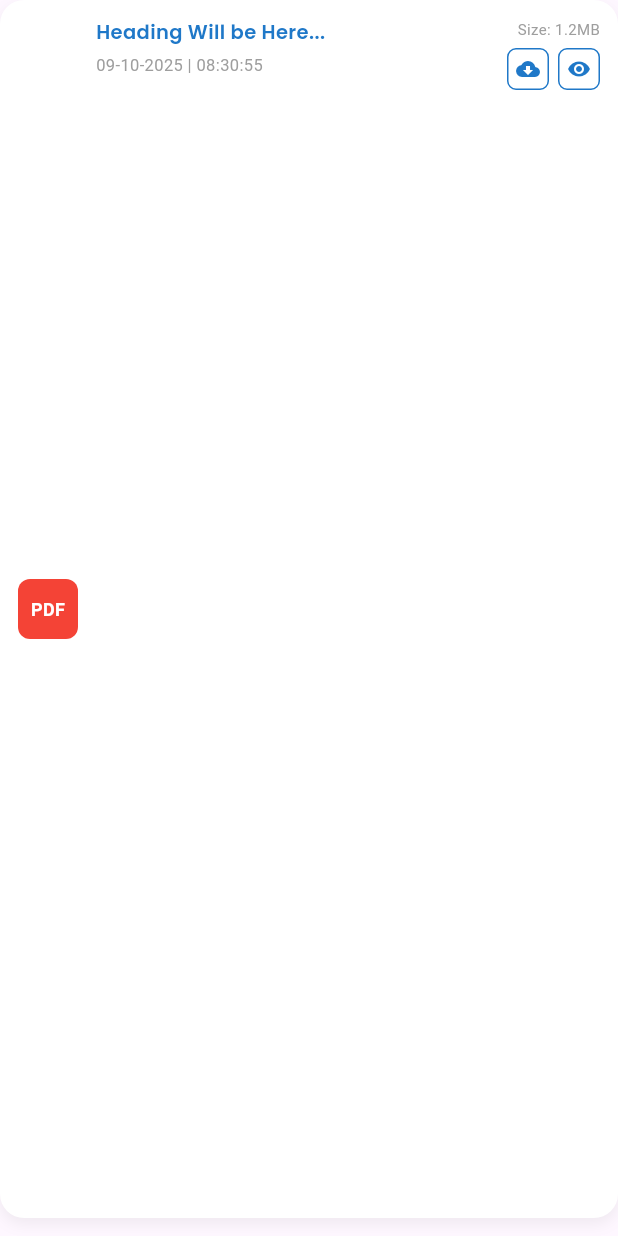
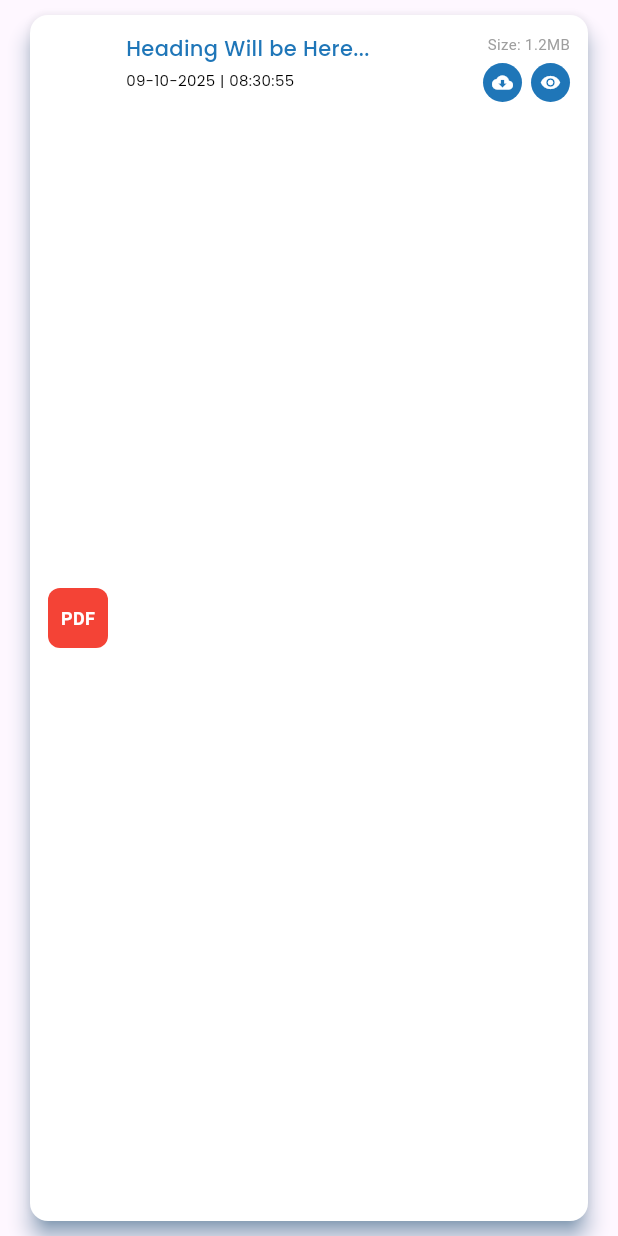
Before and after one commit to jaydeeprana123/GIT-BLOOM-KIDZ, a Flutter app: the DocumentCard widget shown alone on an empty page, opened directly, on a phone screen of 412 x 824 dp. Run offline on Flutter 3.47's test engine with Material 3 defaults, Android fonts, the phone set to English and light mode, and no system bars; our stand-ins replace flutter_screenutil, flutter_svg, get, image_picker, shared_preferences; missing offline and left inert: dart:ffi; accounts and stored records are empty; project files that could hold a hidden picture were left out.

Commit message:
Documents design done

```diff
--- a/lib/ChildInfo/View/document_card.dart
+++ b/lib/ChildInfo/View/document_card.dart
@@ -1,3 +1,5 @@
+import 'package:bloom_kidz/CommonWidgets/black_small_regular_text.dart';
+import 'package:bloom_kidz/CommonWidgets/blue_large_bold_text.dart';
 import 'package:bloom_kidz/CommonWidgets/common_green_button.dart';
 import 'package:bloom_kidz/CommonWidgets/common_text_field.dart';
 import 'package:bloom_kidz/Styles/my_colors.dart';
@@ -29,20 +31,13 @@ class DocumentCard extends StatelessWidget {
 
   @override
   Widget build(BuildContext context) {
-    return Container(
-      margin: const EdgeInsets.only(bottom: 12),
-      padding: const EdgeInsets.all(12),
-      decoration: BoxDecoration(
+    return Card(
       color: Colors.white,
-        borderRadius: BorderRadius.circular(16),
-        boxShadow: [
-          BoxShadow(
-            color: Colors.black.withOpacity(0.06),
-            blurRadius: 8,
-            offset: const Offset(0, 4),
-          ),
-        ],
-      ),
+      shadowColor: color_secondary,
+      elevation: 6,
+      margin: const EdgeInsets.symmetric(horizontal: 20, vertical: 10),
+      child: Padding(
+        padding: EdgeInsets.all(12),
         child: Row(
           children: [
             _pdfIcon(),
@@ -50,6 +45,7 @@ class DocumentCard extends StatelessWidget {
             _docInfo(),
             _actions(),
           ],
+        ),
       ),
     );
   }
@@ -79,20 +75,10 @@ class DocumentCard extends StatelessWidget {
     return Expanded(
       child: Column(
         crossAxisAlignment: CrossAxisAlignment.start,
-        children: const [
-          Text(
-            "Heading Will be Here...",
-            style: TextStyle(
-              fontSize: 13,
-              fontFamily: fontInterSemiBold,
-              color: Color(0xff1f78c8),
-            ),
-          ),
+        children: [
+          BlueLargeBoldText("Heading Will be Here..."),
           SizedBox(height: 4),
-          Text(
-            "09-10-2025 | 08:30:55",
-            style: TextStyle(fontSize: 11, color: Colors.grey),
-          ),
+          BlackSmallRegularText("09-10-2025 | 08:30:55", color: Colors.black),
         ],
       ),
     );
@@ -113,20 +99,19 @@ class DocumentCard extends StatelessWidget {
             const SizedBox(width: 6),
             _iconButton(Icons.remove_red_eye),
           ],
-        )
+        ),
       ],
     );
   }
 
   Widget _iconButton(IconData icon) {
     return Container(
-      height: 28,
-      width: 28,
+      padding: const EdgeInsets.symmetric(horizontal: 6, vertical: 6),
       decoration: BoxDecoration(
-        border: Border.all(color: const Color(0xff1f78c8)),
-        borderRadius: BorderRadius.circular(6),
+        color: color_secondary,
+        borderRadius: BorderRadius.circular(20),
       ),
-      child: Icon(icon, size: 16, color: const Color(0xff1f78c8)),
+      child: Icon(icon, size: 14, color: Colors.white),
     );
   }
 }
--- a/lib/ChildInfo/View/grid_item.dart
+++ b/lib/ChildInfo/View/grid_item.dart
@@ -25,10 +25,7 @@ class GridItem extends StatelessWidget {
 
   @override
   Widget build(BuildContext context) {
-    return InkWell(
-      borderRadius: BorderRadius.circular(16),
-      onTap: () {},
-      child: Card(
+    return Card(
       color: Colors.white,
       shadowColor: color_secondary,
       elevation: 6,
@@ -59,7 +56,6 @@ class GridItem extends StatelessWidget {
           ],
         ),
       ),
-      ),
     );
   }
 }
```
Also changed, not shown: lib/ChildInfo/View/document_screen.dart (+15 -22 lines). Lines whose indentation alone changed are shown as unchanged.
